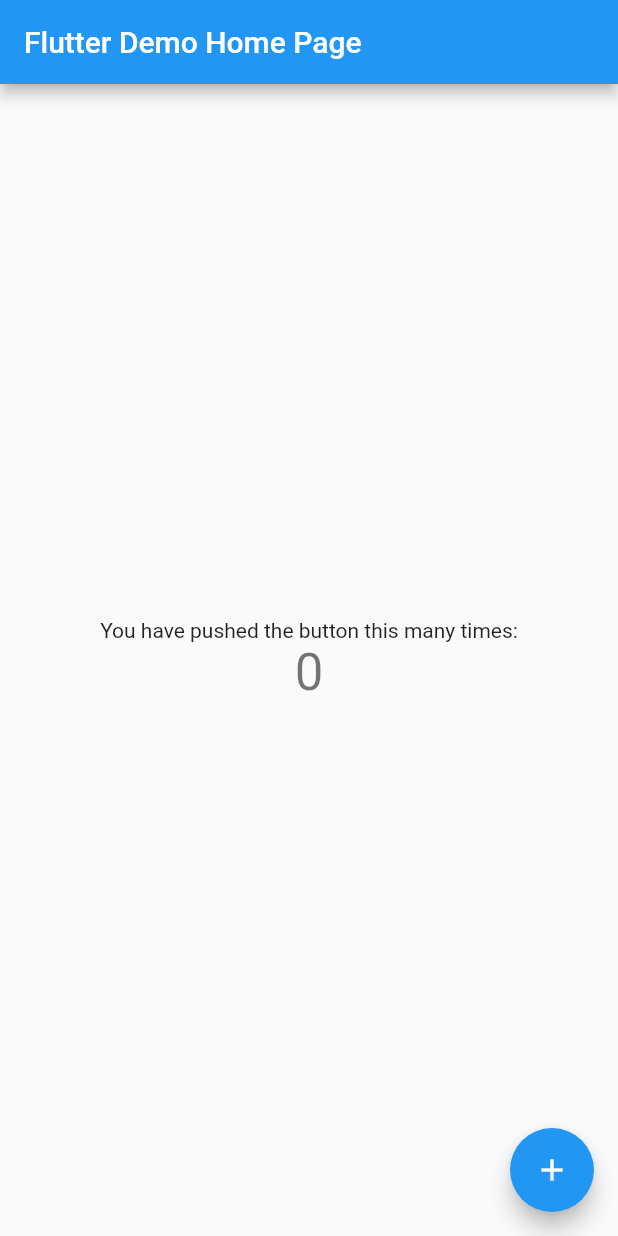
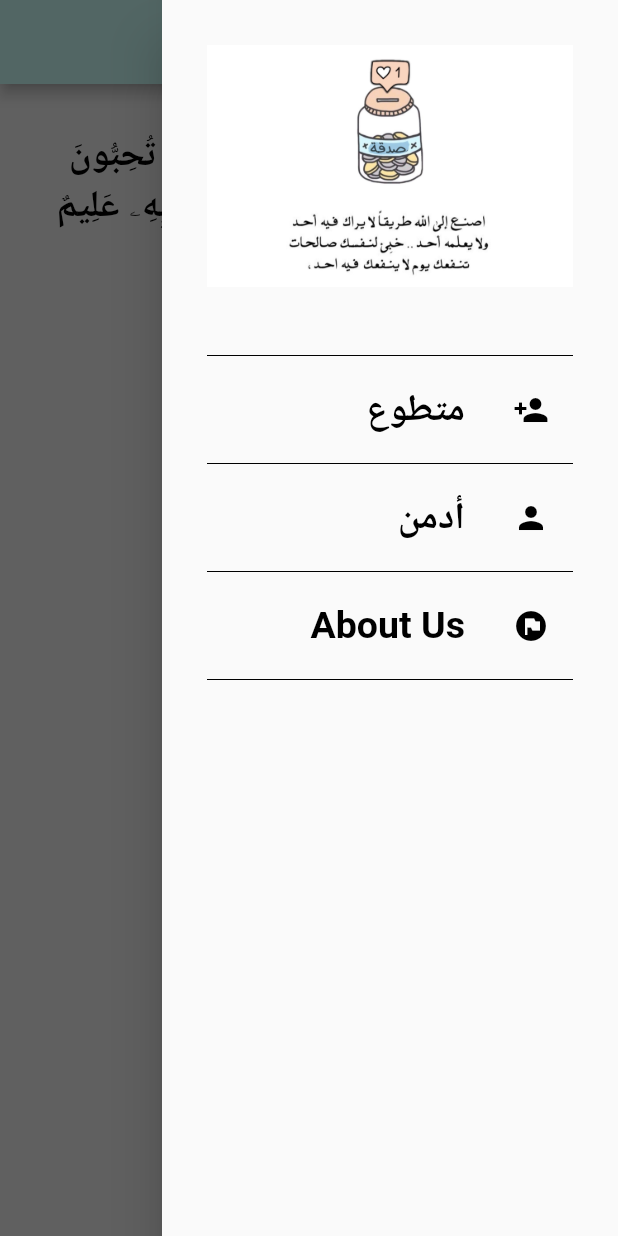
Before and after one commit to abosamra001/9-fe-elKheir-teksap, a Flutter app: the screen it shows after launch, with the side drawer open (before the commit the screen has no drawer), on a phone screen of 412 x 824 dp. Run offline on Flutter 3.47's test engine with Material 2 defaults, Android fonts, the light colour scheme and no system bars; our stand-ins replace google_fonts; Roboto replaces fonts that are missing (Amiri).

Commit message:
some optimization

```diff
--- /dev/null
+++ b/lib/home/home.dart
@@ -0,0 +1,98 @@
+import 'package:flutter/material.dart';
+import 'package:google_fonts/google_fonts.dart';
+import '../navbar/navbar.dart';
+import 'navgetorpages/montnav.dart';
+import 'navgetorpages/motabranav.dart';
+
+class Home extends StatelessWidget {
+  const Home({Key? key}) : super(key: key);
+
+  @override
+  Widget build(BuildContext context) {
+    return Scaffold(
+      drawer: const NavBar(),
+      appBar: AppBar(
+        backgroundColor: Colors.teal.shade100,
+        centerTitle: true,
+        title: Text(
+          "تبرع",
+          style: GoogleFonts.amiri(fontSize: 30, color: Colors.black),
+        ),
+      ),
+      body: Stack(
+        children: [
+          Container(
+            decoration: const BoxDecoration(
+              image: DecorationImage(
+                image: AssetImage('images/home.jpeg'),
+                fit: BoxFit.cover,
+              ),
+            ),
+          ),
+          SingleChildScrollView(
+            padding: const EdgeInsets.all(30),
+            child: Center(
+              child: Column(
+                children: [
+                  Text(
+                    'لَن تَنَالُوا۟ ٱلْبِرَّ حَتَّىٰ تُنفِقُوا۟ مِمَّا تُحِبُّونَ وَمَا تُنفِقُوا۟ مِن شَىْءٍ فَإِنَّ ٱللَّهَ بِهِۦ عَلِيمٌ\n(آل عمران) ',
+                    textAlign: TextAlign.center,
+                    style: GoogleFonts.amiri(
+                      fontSize: 25,
+                      color: Colors.black,
+                      fontWeight: FontWeight.bold,
+                    ),
+                  ),
+                  const SizedBox(height: 40),
+                  ElevatedButton(
+                    onPressed: () {
+                      Navigator.push(
+                        context,
+                        MaterialPageRoute(
+                          builder: (context) => const Motabra(),
+                        ),
+                      );
+                    },
+                    style: ElevatedButton.styleFrom(
+                      backgroundColor: Colors.cyan.shade50,
+                      padding: const EdgeInsets.all(16.0),
+                      shadowColor: Colors.black,
+                      minimumSize: Size(140, 70),
+                    ),
+                    child: Text(
+                      "المٌنتفع",
+                      style:
+                          GoogleFonts.amiri(fontSize: 30, color: Colors.black),
+                    ),
+                  ),
+                  const SizedBox(height: 20),
+                  ElevatedButton(
+                    onPressed: () {
+                      Navigator.push(
+                        context,
+                        MaterialPageRoute(
+                          builder: (context) => const MontafiaNav(),
+                        ),
+                      );
+                    },
+                    style: ElevatedButton.styleFrom(
+                      backgroundColor: Colors.cyan.shade50,
+                      padding: const EdgeInsets.all(16.0),
+                      shadowColor: Colors.black,
+                      minimumSize: const Size(140, 70),
+                    ),
+                    child: Text(
+                      "المُتبرع",
+                      style:
+                          GoogleFonts.amiri(fontSize: 30, color: Colors.black),
+                    ),
+                  ),
+                ],
+              ),
+            ),
+          ),
+        ],
+      ),
+    );
+  }
+}
--- a/lib/main.dart
+++ b/lib/main.dart
@@ -1,4 +1,7 @@
 import 'package:flutter/material.dart';
+import 'package:flutter_localizations/flutter_localizations.dart';
+
+import 'home/home.dart';
 
 void main() {
   runApp(const MyApp());
@@ -7,109 +10,18 @@
 class MyApp extends StatelessWidget {
   const MyApp({super.key});
 
-  // This widget is the root of your application.
   @override
   Widget build(BuildContext context) {
-    return MaterialApp(
-      title: 'Flutter Demo',
-      theme: ThemeData(
-        // This is the theme of your application.
-        //
-        // Try running your application with "flutter run". You'll see the
-        // application has a blue toolbar. Then, without quitting the app, try
-        // changing the primarySwatch below to Colors.green and then invoke
-        // "hot reload" (press "r" in the console where you ran "flutter run",
-        // or simply save your changes to "hot reload" in a Flutter IDE).
-        // Notice that the counter didn't reset back to zero; the application
-        // is not restarted.
-        primarySwatch: Colors.blue,
-      ),
-      home: const MyHomePage(title: 'Flutter Demo Home Page'),
+    return const MaterialApp(
+      debugShowCheckedModeBanner: false,
+      localizationsDelegates: [
+        GlobalCupertinoLocalizations.delegate,
+        GlobalMaterialLocalizations.delegate,
+        GlobalWidgetsLocalizations.delegate,
+      ],
+      supportedLocales: [Locale("ar", "AE")],
+      locale: Locale("ar", "AE"),
+      home: Home(),
     );
   }
 }
-
-class MyHomePage extends StatefulWidget {
-  const MyHomePage({super.key, required this.title});
-
-  // This widget is the home page of your application. It is stateful, meaning
-  // that it has a State object (defined below) that contains fields that affect
-  // how it looks.
-
-  // This class is the configuration for the state. It holds the values (in this
-  // case the title) provided by the parent (in this case the App widget) and
-  // used by the build method of the State. Fields in a Widget subclass are
-  // always marked "final".
-
-  final String title;
-
-  @override
-  State<MyHomePage> createState() => _MyHomePageState();
-}
-
-class _MyHomePageState extends State<MyHomePage> {
-  int _counter = 0;
-
-  void _incrementCounter() {
-    setState(() {
-      // This call to setState tells the Flutter framework that something has
-      // changed in this State, which causes it to rerun the build method below
-      // so that the display can reflect the updated values. If we changed
-      // _counter without calling setState(), then the build method would not be
-      // called again, and so nothing would appear to happen.
-      _counter++;
-    });
-  }
-
-  @override
-  Widget build(BuildContext context) {
-    // This method is rerun every time setState is called, for instance as done
-    // by the _incrementCounter method above.
-    //
-    // The Flutter framework has been optimized to make rerunning build methods
-    // fast, so that you can just rebuild anything that needs updating rather
-    // than having to individually change instances of widgets.
-    return Scaffold(
-      appBar: AppBar(
-        // Here we take the value from the MyHomePage object that was created by
-        // the App.build method, and use it to set our appbar title.
-        title: Text(widget.title),
-      ),
-      body: Center(
-        // Center is a layout widget. It takes a single child and positions it
-        // in the middle of the parent.
-        child: Column(
-          // Column is also a layout widget. It takes a list of children and
-          // arranges them vertically. By default, it sizes itself to fit its
-          // children horizontally, and tries to be as tall as its parent.
-          //
-          // Invoke "debug painting" (press "p" in the console, choose the
-          // "Toggle Debug Paint" action from the Flutter Inspector in Android
-          // Studio, or the "Toggle Debug Paint" command in Visual Studio Code)
-          // to see the wireframe for each widget.
-          //
-          // Column has various properties to control how it sizes itself and
-          // how it positions its children. Here we use mainAxisAlignment to
-          // center the children vertically; the main axis here is the vertical
-          // axis because Columns are vertical (the cross axis would be
-          // horizontal).
-          mainAxisAlignment: MainAxisAlignment.center,
-          children: <Widget>[
-            const Text(
-              'You have pushed the button this many times:',
-            ),
-            Text(
-              '$_counter',
-              style: Theme.of(context).textTheme.headlineMedium,
-            ),
-          ],
-        ),
-      ),
-      floatingActionButton: FloatingActionButton(
-        onPressed: _incrementCounter,
-        tooltip: 'Increment',
-        child: const Icon(Icons.add),
-      ), // This trailing comma makes auto-formatting nicer for build methods.
-    );
-  }
-}
--- /dev/null
+++ b/lib/navbar/navbar.dart
@@ -0,0 +1,67 @@
+import 'package:flutter/material.dart';
+import 'package:google_fonts/google_fonts.dart';
+import '/navbar/navgetorpages/aboutusnav.dart';
+import 'navgetorpages/adminnav.dart';
+import 'navgetorpages/motawanav.dart';
+
+class NavBar extends StatelessWidget {
+  const NavBar({Key? key}) : super(key: key);
+
+  @override
+  Widget build(BuildContext context) {
+    return Drawer(
+      child: ListView(
+        padding: const EdgeInsets.all(30),
+        children: [
+          const DrawerHeader(
+              decoration: BoxDecoration(
+                  image: DecorationImage(
+                      image: AssetImage('images/sadaka.jpeg'),
+                      fit: BoxFit.cover)),
+              child: Text('')),
+          const SizedBox(height: 30),
+          const Divider(color: Colors.black),
+          ListTile(
+            leading: const Icon(
+              Icons.person_add,
+              color: Colors.black,
+            ),
+            title: Text("متطوع",
+                style: GoogleFonts.amiri(fontSize: 25, color: Colors.black)),
+            onTap: () {
+              Navigator.push(
+                  context, MaterialPageRoute(builder: (context) => Montataw()));
+            },
+          ),
+          const Divider(color: Colors.black),
+          ListTile(
+            leading: const Icon(
+              Icons.person,
+              color: Colors.black,
+            ),
+            title: Text("أدمن",
+                style: GoogleFonts.amiri(fontSize: 25, color: Colors.black)),
+            onTap: () {
+              Navigator.push(
+                  context, MaterialPageRoute(builder: (context) => AdminNav()));
+            },
+          ),
+          const Divider(color: Colors.black),
+          ListTile(
+            leading: const Icon(
+              Icons.flag_circle,
+              color: Colors.black,
+            ),
+            title: Text("About Us",
+                style: GoogleFonts.amiri(fontSize: 25, color: Colors.black)),
+            onTap: () {
+              Navigator.push(
+                  context, MaterialPageRoute(builder: (context) => AboutUs()));
+            },
+          ),
+          const Divider(color: Colors.black),
+        ],
+      ),
+    );
+  }
+}
```
Also changed, not shown: lib/home/navgetorpages/montnav.dart (added, +23 -0 lines), lib/home/navgetorpages/motabranav.dart (added, +92 -0 lines), lib/navbar/navgetorpages/aboutusnav.dart (added, +18 -0 lines), lib/navbar/navgetorpages/adminnav.dart (added, +63 -0 lines), lib/navbar/navgetorpages/motawanav.dart (added, +102 -0 lines), pubspec.yaml (+8 -6 lines), images/home.jpeg (added), images/motataw.jpg (added), images/sadaka.jpeg (added), pubspec.lock, 1 other file.
